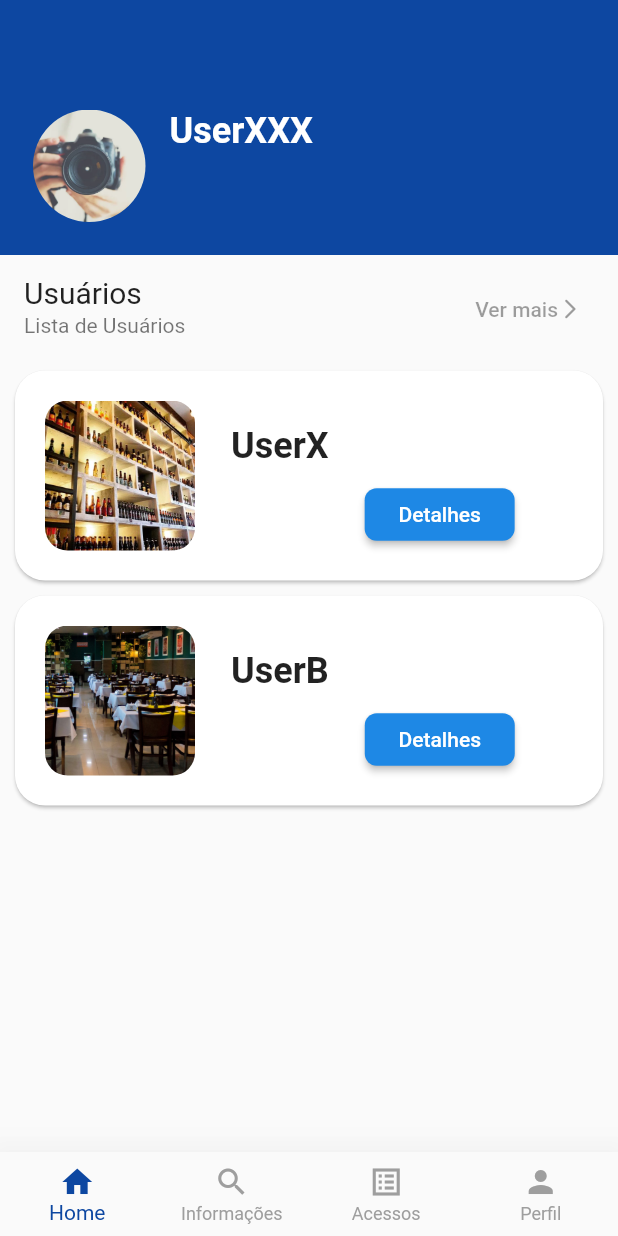
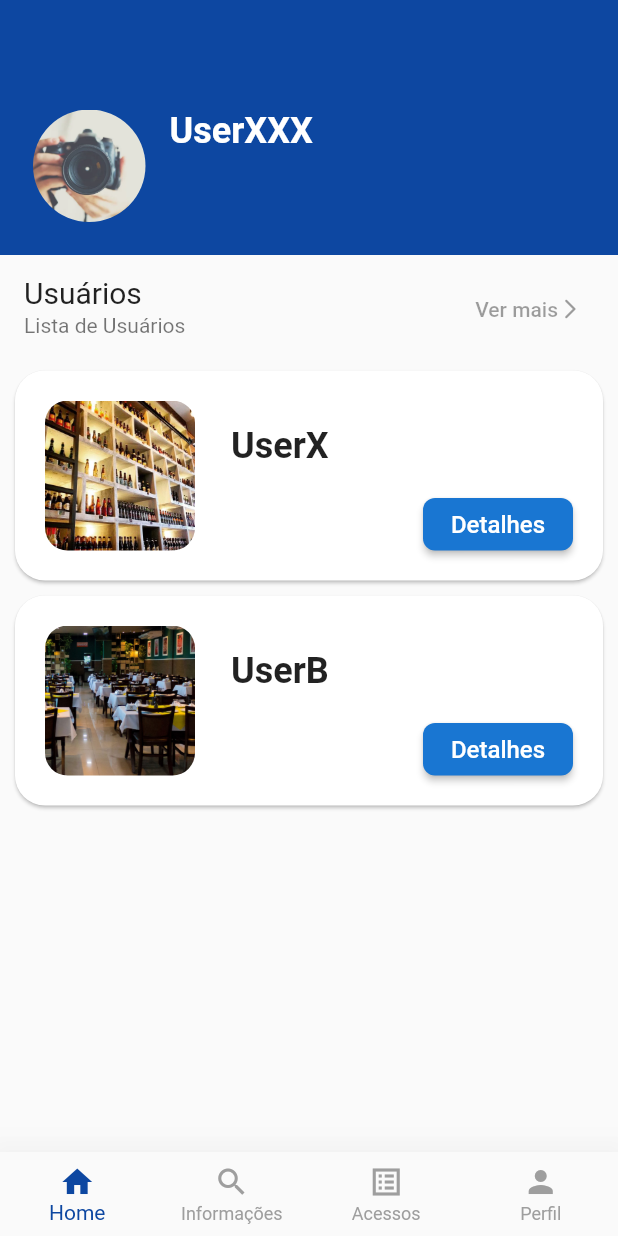
Before and after one commit to joaomarcelors/apps-treinamentos, a Flutter app: the screen it shows after launch, on a phone screen of 412 x 824 dp. Run offline on Flutter 3.47's test engine with Material 2 defaults, Android fonts, the phone set to English and light mode, and no system bars.

Commit message:
correcoes
correcao do botao detalhes, tela login

```diff
--- a/treinamento1_app/lib/views/home_screen.dart
+++ b/treinamento1_app/lib/views/home_screen.dart
@@ -6,7 +6,8 @@ class HomeScreen extends StatelessWidget {
   @override
   Widget build(BuildContext context) {
     return Scaffold(
-      body: Column(
+      body: SingleChildScrollView(
+        child: Column(
           children: [
             Stack(
               alignment: AlignmentDirectional.bottomStart,
@@ -74,7 +75,15 @@ class HomeScreen extends StatelessWidget {
               ),
             ),
             for (var user in DUMMY_USERS) UserCard(user)
+            // ListView.builder(
+            //   itemCount: DUMMY_USERS.length,
+            //   itemBuilder: (context, index){
+            //     final user = DUMMY_USERS[index];
+            //     return UserCard(user);
+            //   },
+            // ),
           ],
+        ),
       ),
     );
   }
--- a/treinamento1_app/lib/widgets/auth_card.dart
+++ b/treinamento1_app/lib/widgets/auth_card.dart
@@ -35,6 +35,7 @@ class AuthCard extends StatelessWidget {
           children: [
             _createFormField(
               child: TextFormField(
+                textInputAction: TextInputAction.next,
                 decoration: InputDecoration(
                   contentPadding: EdgeInsets.only(top: 14),
                   prefixIcon: Icon(
@@ -59,6 +60,7 @@ class AuthCard extends StatelessWidget {
             ),
             _createFormField(
               child: TextFormField(
+                textInputAction: TextInputAction.next,
                 controller: _passwordController,
                 decoration: InputDecoration(
                   contentPadding: EdgeInsets.only(top: 14),
--- a/treinamento1_app/lib/widgets/user_card.dart
+++ b/treinamento1_app/lib/widgets/user_card.dart
@@ -17,6 +17,10 @@ class UserCard extends StatelessWidget {
         //height: 140,
         width: double.infinity,
         child: Row(
+          mainAxisAlignment: MainAxisAlignment.spaceBetween,
+          crossAxisAlignment: CrossAxisAlignment.end,
+          children: [
+            Row(
               children: [
                 Container(
                   child: ClipRRect(
@@ -41,27 +45,23 @@ class UserCard extends StatelessWidget {
                     style: TextStyle(fontSize: 24, fontWeight: FontWeight.bold),
                   ),
                 ),
-              Container(
-                height: 100,
-                //width: 110,
-                alignment: Alignment.bottomRight,
-                child: ElevatedButton(
-
+              ],
+            ),
+            ElevatedButton(
               onPressed: () {},
-                  child: Text('Detalhes'),
+              child: Text('Detalhes', style: TextStyle(fontSize: 16),),
               style: ButtonStyle(
-                    //fixedSize: MaterialStateProperty.all(Size(100, 10)),
-
-                    padding: MaterialStateProperty.all(EdgeInsets.zero),
+                tapTargetSize: MaterialTapTargetSize.shrinkWrap, //remove os padding interno vindo por padrao do botao
+                //padding: MaterialStateProperty.all(EdgeInsets.all(0)),
                 minimumSize: MaterialStateProperty.all(Size(100, 35)),
+                //maximumSize: MaterialStateProperty.all(Size.zero),
                 shape: MaterialStateProperty.all(
                   RoundedRectangleBorder(
                     borderRadius: BorderRadius.circular(8),
                   ),
                 ),
                 backgroundColor: MaterialStateProperty.all<Color>(
-                      Colors.blue.shade600,
-                    ),
+                  Colors.blue.shade700
                 ),
               ),
             ),
```
Also changed, not shown: treinamento1_app/lib/views/auth_screen.dart (+5 -7 lines). Lines whose indentation alone changed are shown as unchanged.
